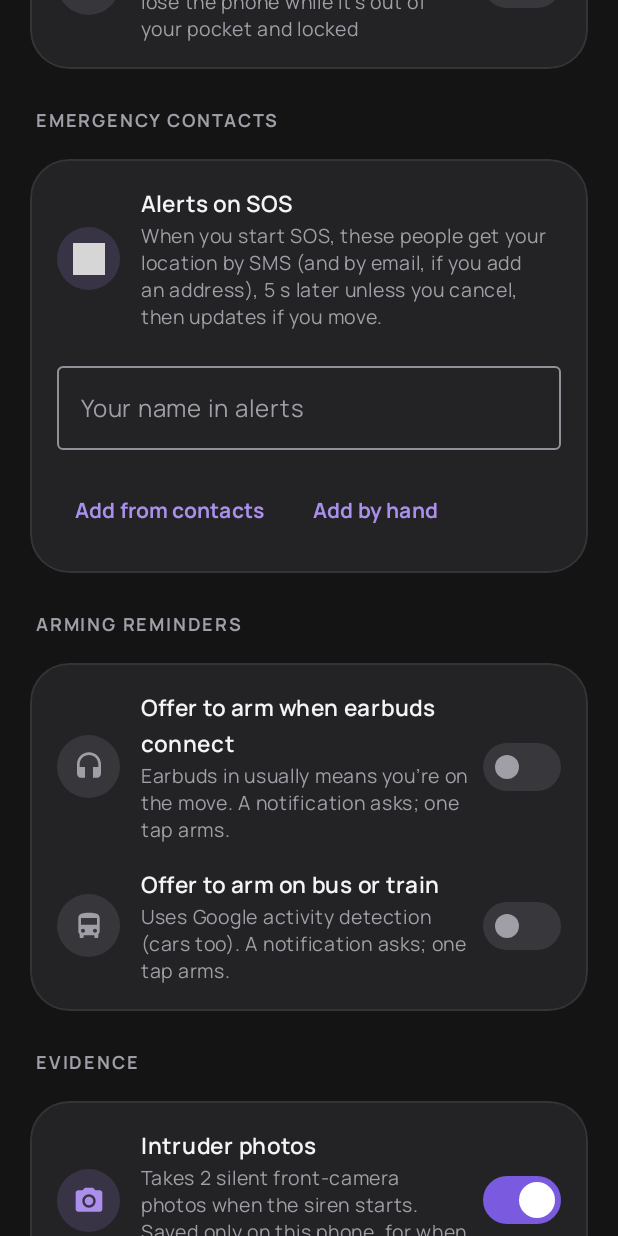
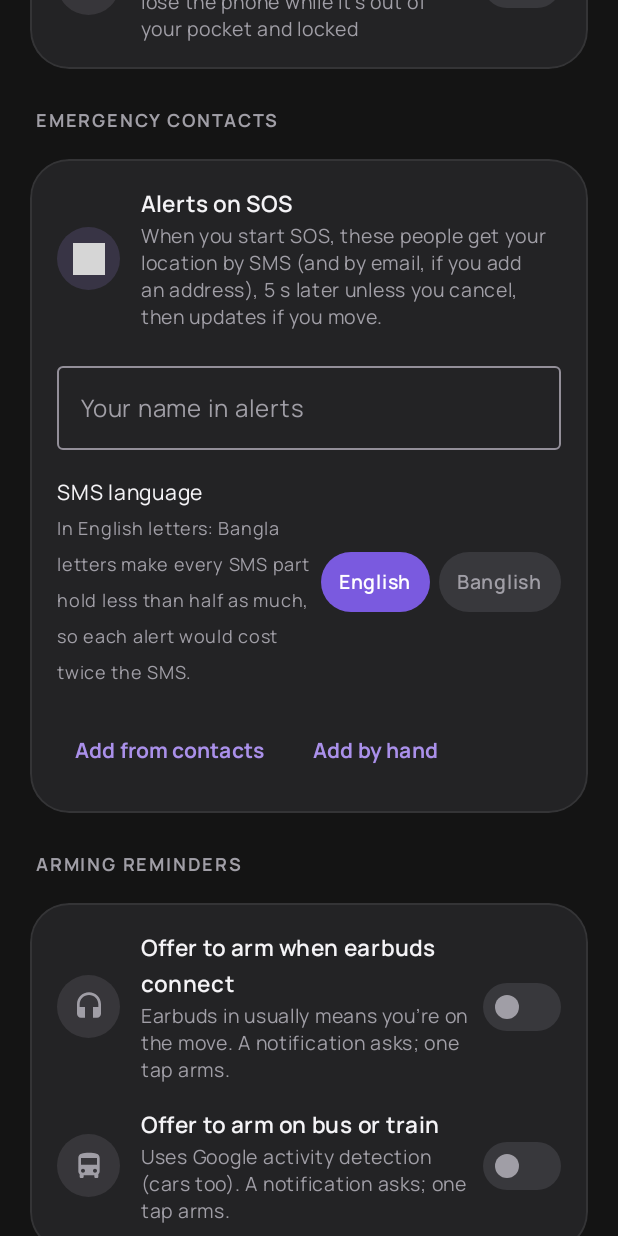
Before and after one commit to taiyebnirjhar/Pocket-guard, an Android app built with Jetpack Compose: the composable TriggersScreen called with empty values, scrolled down 1153 dp, on a phone screen of 412 x 824 dp. Run offline under Robolectric (Android 15) with nearby library versions, the phone set to English and light mode, and no system bars; grey boxes are pictures that could not be loaded.

Commit message:
SMS in English letters: English or Banglish, chosen on the contacts card
One Bangla letter (or Bangla digit in the time) makes an SMS Unicode, 70
characters a part instead of 160: the alert with its two links took 4
SMS instead of 2, and each update 2 instead of 1. The SMS words now come
from English resources (English digits too), in English or Banglish;
the app, email and live page keep the phone's language. The approval
covers the choice, so changing it asks again.

Co-Authored-By: Claude Opus 5.5 <noreply@anthropic.com>
Claude-Session: https://claude.ai/code/session_01HFPEiX9pn7YGYvqjXzcg9B

```diff
--- a/app/src/main/java/com/taiyeb/pocketguard/EmergencyContactsCard.kt
+++ b/app/src/main/java/com/taiyeb/pocketguard/EmergencyContactsCard.kt
@@ -15,12 +15,15 @@ import androidx.compose.foundation.layout.FlowRow
 import androidx.compose.foundation.layout.Row
 import androidx.compose.foundation.layout.fillMaxWidth
 import androidx.compose.foundation.layout.padding
+import androidx.compose.foundation.selection.selectable
+import androidx.compose.foundation.shape.CircleShape
 import androidx.compose.foundation.shape.RoundedCornerShape
 import androidx.compose.foundation.text.KeyboardOptions
 import androidx.compose.material3.AlertDialog
 import androidx.compose.material3.OutlinedTextField
 import androidx.compose.material3.Text
 import androidx.compose.material3.TextButton
+import androidx.compose.material3.minimumInteractiveComponentSize
 import androidx.compose.runtime.Composable
 import androidx.compose.runtime.getValue
 import androidx.compose.runtime.mutableIntStateOf
@@ -31,6 +34,7 @@ import androidx.compose.runtime.setValue
 import androidx.compose.ui.Alignment
 import androidx.compose.ui.Modifier
 import androidx.compose.ui.draw.clip
+import androidx.compose.ui.graphics.Color
 import androidx.compose.ui.platform.LocalContext
 import androidx.compose.ui.res.stringResource
 import androidx.compose.ui.semantics.Role
@@ -105,6 +109,36 @@ fun EmergencyContactsCard() {
         singleLine = true,
         modifier = Modifier.fillMaxWidth(),
     )
+    // The alert's words, in English letters either way (see EmergencyContacts.SmsLanguage).
+    val smsLanguage = remember(version) { EmergencyContacts.smsLanguage(context) }
+    Row(verticalAlignment = Alignment.CenterVertically) {
+        Column(Modifier.weight(1f)) {
+            Text(stringResource(R.string.contacts_sms_language), color = TextPrimary, fontSize = 14.sp)
+            Text(stringResource(R.string.contacts_sms_language_why), color = Muted, fontSize = 12.sp)
+        }
+        listOf(
+            EmergencyContacts.SmsLanguage.ENGLISH to R.string.sms_english,
+            EmergencyContacts.SmsLanguage.BANGLISH to R.string.sms_banglish,
+        ).forEach { (language, label) ->
+            val selected = smsLanguage == language
+            Text(
+                stringResource(label),
+                color = if (selected) Color.White else Muted,
+                fontSize = 13.sp,
+                fontWeight = FontWeight.SemiBold,
+                modifier = Modifier
+                    .padding(start = 6.dp)
+                    .minimumInteractiveComponentSize()
+                    .clip(CircleShape)
+                    .background(if (selected) Purple else Track)
+                    .selectable(selected = selected, role = Role.RadioButton) {
+                        EmergencyContacts.setSmsLanguage(context, language)
+                        version++
+                    }
+                    .padding(horizontal = 12.dp, vertical = 8.dp),
+            )
+        }
+    }
     contacts.forEachIndexed { i, contact ->
         Row(
             Modifier.fillMaxWidth().clickable(role = Role.Button) { editing = i },
--- a/app/src/main/java/com/taiyeb/pocketguard/SosAlerts.kt
+++ b/app/src/main/java/com/taiyeb/pocketguard/SosAlerts.kt
@@ -24,7 +24,6 @@ import com.google.android.gms.location.LocationResult
 import com.google.android.gms.location.LocationServices
 import com.google.android.gms.location.Priority
 import com.google.android.gms.tasks.CancellationTokenSource
-import java.text.DateFormat
 import java.util.Date
 
 /**
@@ -85,7 +84,7 @@ class SosAlerts(private val context: Context, private val log: (String) -> Unit)
             val numbers = EmergencyContacts.numbers(context)
             val emails = EmergencyContacts.emails(context)
             if (numbers.isEmpty() && emails.isEmpty()) return false
-            val text = context.getString(R.string.alert_text_test) + "\n" + EmergencyContacts.previewText(context)
+            val text = EmergencyContacts.sms(context, R.string.alert_text_test) + "\n" + EmergencyContacts.previewText(context)
             if (numbers.isNotEmpty()) {
                 if (canSendSms(context)) {
                     numbers.forEach { runCatching { sendSms(context, it, text) } }
@@ -355,5 +354,5 @@ class SosAlerts(private val context: Context, private val log: (String) -> Unit)
         runCatching { location.removeLocationUpdates(updates) }
     }
 
-    private fun timeNow() = DateFormat.getTimeInstance(DateFormat.SHORT).format(Date())
+    private fun timeNow() = EmergencyContacts.smsTime(Date())
 }
--- a/app/src/main/res/values/strings.xml
+++ b/app/src/main/res/values/strings.xml
@@ -254,6 +254,10 @@
     <string name="contacts_not_approved">Alerts are off until you approve the message and the people. Tap to review.</string>
     <string name="contacts_none_reachable">Nobody here can get an alert yet: add a phone number (or an email address with online features on).</string>
     <string name="contacts_need_name">Enter your name for the alert first.</string>
+    <string name="contacts_sms_language">SMS language</string>
+    <string name="contacts_sms_language_why">In English letters: Bangla letters make every SMS part hold less than half as much, so each alert would cost twice the SMS.</string>
+    <string name="sms_english">English</string>
+    <string name="sms_banglish">Banglish</string>
     <string name="contacts_test">Send a test</string>
     <string name="contacts_allow_location">Allow location</string>
     <string name="contacts_confirm_title">Approve SOS alerts</string>
@@ -267,12 +271,19 @@
     <string name="alert_sent">Alert sent to %1$s</string>
     <string name="alert_send_sms">Send SMS to your contacts</string>
     <string name="alert_whatsapp">Share on WhatsApp</string>
-    <string name="alert_text_sos">%1$s needs help! SOS from Pocket Guard at %2$s. Location: %3$s (within %4$d m)</string>
-    <string name="alert_text_no_location">%1$s needs help! SOS from Pocket Guard at %2$s. Location not available yet, an update follows.</string>
-    <string name="alert_text_update">%1$s, location at %2$s: %3$s</string>
-    <string name="alert_text_false">%1$s: false alarm, I\'m safe. Sorry!</string>
-    <string name="alert_text_test">Test from Pocket Guard, nothing is wrong. An SOS alert would read:</string>
-    <string name="alert_text_live">Live location: %1$s</string>
+    <string name="alert_text_sos" translatable="false">%1$s needs help! SOS from Pocket Guard at %2$s. Location: %3$s (within %4$d m)</string>
+    <string name="alert_text_no_location" translatable="false">%1$s needs help! SOS from Pocket Guard at %2$s. Location not available yet, an update follows.</string>
+    <string name="alert_text_update" translatable="false">%1$s, location at %2$s: %3$s</string>
+    <string name="alert_text_false" translatable="false">%1$s: false alarm, I\'m safe. Sorry!</string>
+    <string name="alert_text_test" translatable="false">Test from Pocket Guard, nothing is wrong. An SOS alert would read:</string>
+    <string name="alert_text_live" translatable="false">Live location: %1$s</string>
+    <!-- SMS texts are sent in English letters only (see EmergencyContacts.sms). -->
+    <string name="alert_text_sos_banglish" translatable="false">%1$s er shahajjo dorkar! Pocket Guard theke SOS, %2$s. Location: %3$s (%4$d m er moddhe)</string>
+    <string name="alert_text_no_location_banglish" translatable="false">%1$s er shahajjo dorkar! Pocket Guard theke SOS, %2$s. Location ekhono pawa jayni, update ashche.</string>
+    <string name="alert_text_update_banglish" translatable="false">%1$s, %2$s e location: %3$s</string>
+    <string name="alert_text_false_banglish" translatable="false">%1$s: bhul alarm, ami nirapod. Dukkhito!</string>
+    <string name="alert_text_test_banglish" translatable="false">Pocket Guard theke test, kichu hoyni. Ashol SOS alert emon hobe:</string>
+    <string name="alert_text_live_banglish" translatable="false">Live location: %1$s</string>
     <string name="contacts_email">Email (optional)</string>
     <string name="contacts_edit">Edit contact</string>
     <string name="contacts_save">Save</string>
```
Also changed, not shown: app/src/main/java/com/taiyeb/pocketguard/EmergencyContacts.kt (+46 -8 lines), 2 other files.
